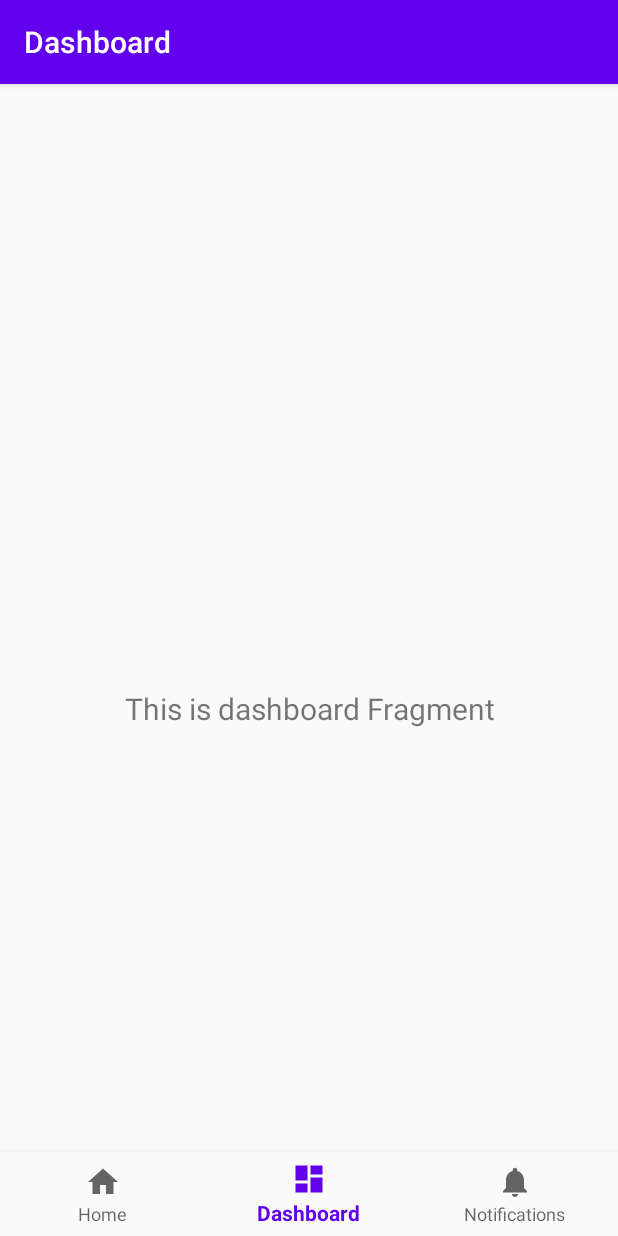
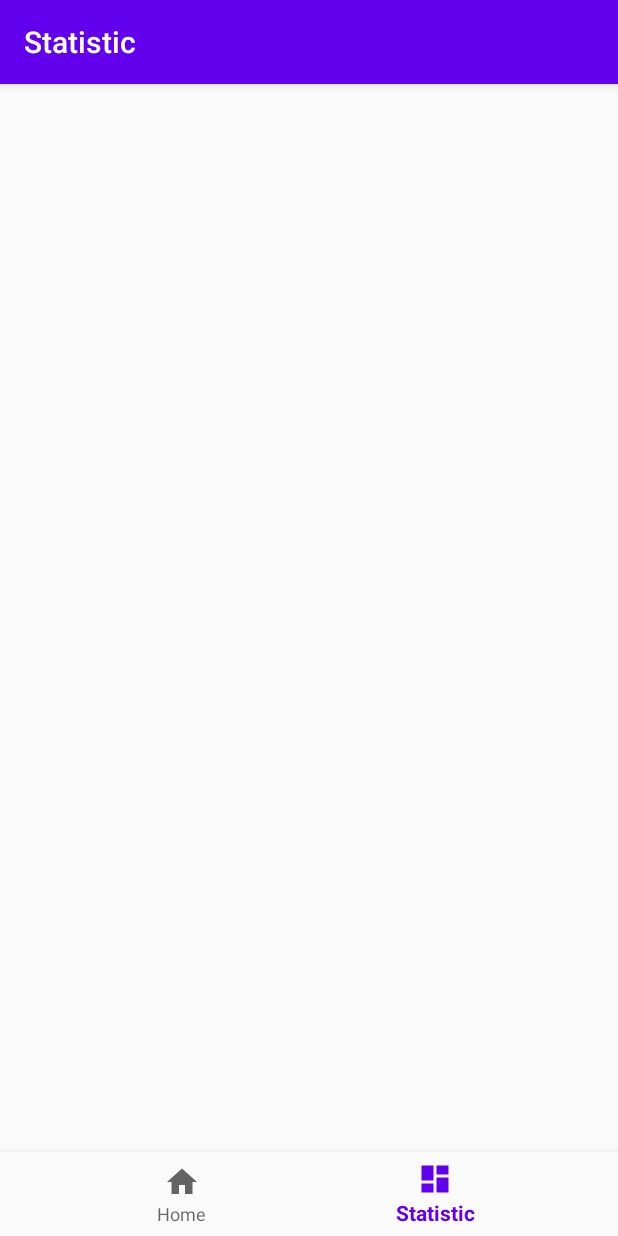
Before and after one commit to Alexandr-star/sudoku-awesome-puzzle-greate-n-the-best-wow-game-in-the-world-sometimes, an Android app: the DashboardFragment screen opened through its navigation route, on a phone screen of 412 x 824 dp. Run offline under Robolectric (Android 15) with nearby library versions, the phone set to English and light mode, and no system bars; our stand-ins replace navigation-ui; 2 statements that could not run were skipped.

Commit message:
remove notification

```diff
--- a/app/src/main/java/com/app/game/sudoku/MainActivity.kt
+++ b/app/src/main/java/com/app/game/sudoku/MainActivity.kt
@@ -19,7 +19,7 @@ class MainActivity : AppCompatActivity() {
         // Passing each menu ID as a set of Ids because each
         // menu should be considered as top level destinations.
         val appBarConfiguration = AppBarConfiguration(setOf(
-                R.id.navigation_home, R.id.navigation_dashboard, R.id.navigation_notifications))
+                R.id.navigation_home, R.id.navigation_dashboard))
         setupActionBarWithNavController(navController, appBarConfiguration)
         navView.setupWithNavController(navController)
     }
--- a/app/src/main/res/layout/fragment_dashboard.xml
+++ b/app/src/main/res/layout/fragment_dashboard.xml
@@ -4,19 +4,4 @@
     xmlns:tools="http://schemas.android.com/tools"
     android:layout_width="match_parent"
     android:layout_height="match_parent"
-    tools:context=".ui.dashboard.DashboardFragment">
-
-    <TextView
-        android:id="@+id/text_dashboard"
-        android:layout_width="match_parent"
-        android:layout_height="wrap_content"
-        android:layout_marginStart="8dp"
-        android:layout_marginTop="8dp"
-        android:layout_marginEnd="8dp"
-        android:textAlignment="center"
-        android:textSize="20sp"
-        app:layout_constraintBottom_toBottomOf="parent"
-        app:layout_constraintEnd_toEndOf="parent"
-        app:layout_constraintStart_toStartOf="parent"
-        app:layout_constraintTop_toTopOf="parent" />
-</androidx.constraintlayout.widget.ConstraintLayout>
+    tools:context=".ui.dashboard.DashboardFragment"/>
--- a/app/src/main/res/menu/bottom_nav_menu.xml
+++ b/app/src/main/res/menu/bottom_nav_menu.xml
@@ -11,9 +11,4 @@
         android:icon="@drawable/ic_dashboard_black_24dp"
         android:title="@string/title_dashboard" />
 
-    <item
-        android:id="@+id/navigation_notifications"
-        android:icon="@drawable/ic_notifications_black_24dp"
-        android:title="@string/title_notifications" />
-
 </menu>
--- a/app/src/main/res/navigation/mobile_navigation.xml
+++ b/app/src/main/res/navigation/mobile_navigation.xml
@@ -17,9 +17,4 @@
         android:label="@string/title_dashboard"
         tools:layout="@layout/fragment_dashboard" />
 
-    <fragment
-        android:id="@+id/navigation_notifications"
-        android:name="com.app.game.sudoku.ui.notifications.NotificationsFragment"
-        android:label="@string/title_notifications"
-        tools:layout="@layout/fragment_notifications" />
 </navigation>
--- a/app/src/main/res/values/strings.xml
+++ b/app/src/main/res/values/strings.xml
@@ -1,8 +1,7 @@
 <resources>
     <string name="app_name">Sudoku</string>
     <string name="title_home">Home</string>
-    <string name="title_dashboard">Dashboard</string>
-    <string name="title_notifications">Notifications</string>
+    <string name="title_dashboard">Statistic</string>
     <string name="startButton">Start</string>
     <string name="resumeButton">Resume</string>
 </resources>
```
Also changed, not shown: app/src/main/java/com/app/game/sudoku/ui/notifications/NotificationsFragment.kt (deleted, +0 -31 lines), app/src/main/java/com/app/game/sudoku/ui/notifications/NotificationsViewModel.kt (deleted, +0 -13 lines), app/src/main/res/layout/fragment_notifications.xml (deleted, +0 -22 lines).
